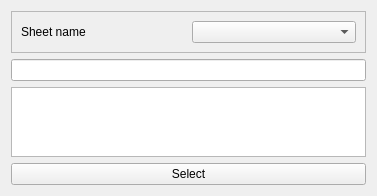
The window that Lamia/iface/qgiswidget/tools/toolprepro/subwidgets/subwidget_getfromcatalog_ui.ui (Artelia/Lamia) describes before a commit, drawn with Qt 5.
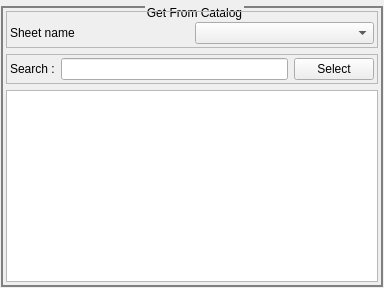
The same window after the commit.

What changed in the file:
```diff
--- a/Lamia/iface/qgiswidget/tools/toolprepro/subwidgets/subwidget_getfromcatalog_ui.ui
+++ b/Lamia/iface/qgiswidget/tools/toolprepro/subwidgets/subwidget_getfromcatalog_ui.ui
@@ -1,19 +1,63 @@
 <?xml version="1.0" encoding="UTF-8"?>
 <ui version="4.0">
- <class>Form</class>
- <widget class="QWidget" name="Form">
+ <class>Form_subwidget</class>
+ <widget class="QWidget" name="Form_subwidget">
   <property name="geometry">
    <rect>
     <x>0</x>
     <y>0</y>
-    <width>377</width>
-    <height>188</height>
+    <width>384</width>
+    <height>288</height>
    </rect>
   </property>
   <property name="windowTitle">
    <string>Form</string>
   </property>
+  <property name="styleSheet">
+   <string notr="true">QGroupBox { border: 1.5px solid gray; margin-top: 1ex;}
+
+QGroupBox::title  {
+    subcontrol-origin: margin;
+    subcontrol-position: top center;
+}</string>
+  </property>
   <layout class="QVBoxLayout" name="verticalLayout">
+   <property name="leftMargin">
+    <number>1</number>
+   </property>
+   <property name="topMargin">
+    <number>6</number>
+   </property>
+   <property name="rightMargin">
+    <number>1</number>
+   </property>
+   <property name="bottomMargin">
+    <number>1</number>
+   </property>
+   <item>
+    <widget class="QGroupBox" name="groupBox">
+     <property name="title">
+      <string>Get From Catalog</string>
+     </property>
+     <property name="flat">
+      <bool>false</bool>
+     </property>
+     <property name="checkable">
+      <bool>false</bool>
+     </property>
+     <layout class="QVBoxLayout" name="verticalLayout_2">
+      <property name="leftMargin">
+       <number>3</number>
+      </property>
+      <property name="topMargin">
+       <number>3</number>
+      </property>
+      <property name="rightMargin">
+       <number>3</number>
+      </property>
+      <property name="bottomMargin">
+       <number>3</number>
+      </property>
    <item>
     <widget class="QFrame" name="frame_sheet">
      <property name="frameShape">
@@ -23,6 +67,21 @@
       <enum>QFrame::Raised</enum>
      </property>
      <layout class="QGridLayout" name="gridLayout">
+         <property name="leftMargin">
+          <number>3</number>
+         </property>
+         <property name="topMargin">
+          <number>10</number>
+         </property>
+         <property name="rightMargin">
+          <number>3</number>
+         </property>
+         <property name="bottomMargin">
+          <number>3</number>
+         </property>
+         <item row="0" column="1">
+          <widget class="QComboBox" name="comboBox_sheet"/>
+         </item>
       <item row="0" column="0">
        <widget class="QLabel" name="label">
         <property name="text">
@@ -30,23 +89,54 @@
         </property>
        </widget>
       </item>
-      <item row="0" column="1">
-       <widget class="QComboBox" name="comboBox_sheet"/>
-      </item>
      </layout>
     </widget>
    </item>
    <item>
+       <widget class="QFrame" name="frame">
+        <property name="frameShape">
+         <enum>QFrame::StyledPanel</enum>
+        </property>
+        <property name="frameShadow">
+         <enum>QFrame::Raised</enum>
+        </property>
+        <layout class="QGridLayout" name="gridLayout_2">
+         <property name="leftMargin">
+          <number>3</number>
+         </property>
+         <property name="topMargin">
+          <number>3</number>
+         </property>
+         <property name="rightMargin">
+          <number>3</number>
+         </property>
+         <property name="bottomMargin">
+          <number>3</number>
+         </property>
+         <item row="0" column="1">
     <widget class="QLineEdit" name="lineEdit_search"/>
    </item>
-   <item>
-    <widget class="QTableView" name="tableView"/>
-   </item>
-   <item>
+         <item row="0" column="0">
+          <widget class="QLabel" name="label_2">
+           <property name="text">
+            <string>Search :</string>
+           </property>
+          </widget>
+         </item>
+         <item row="0" column="2">
     <widget class="QPushButton" name="pushButton">
      <property name="text">
       <string>Select</string>
      </property>
+          </widget>
+         </item>
+        </layout>
+       </widget>
+      </item>
+      <item>
+       <widget class="QTableView" name="tableView"/>
+      </item>
+     </layout>
     </widget>
    </item>
   </layout>
```
Lines whose indentation alone changed are shown as unchanged.
